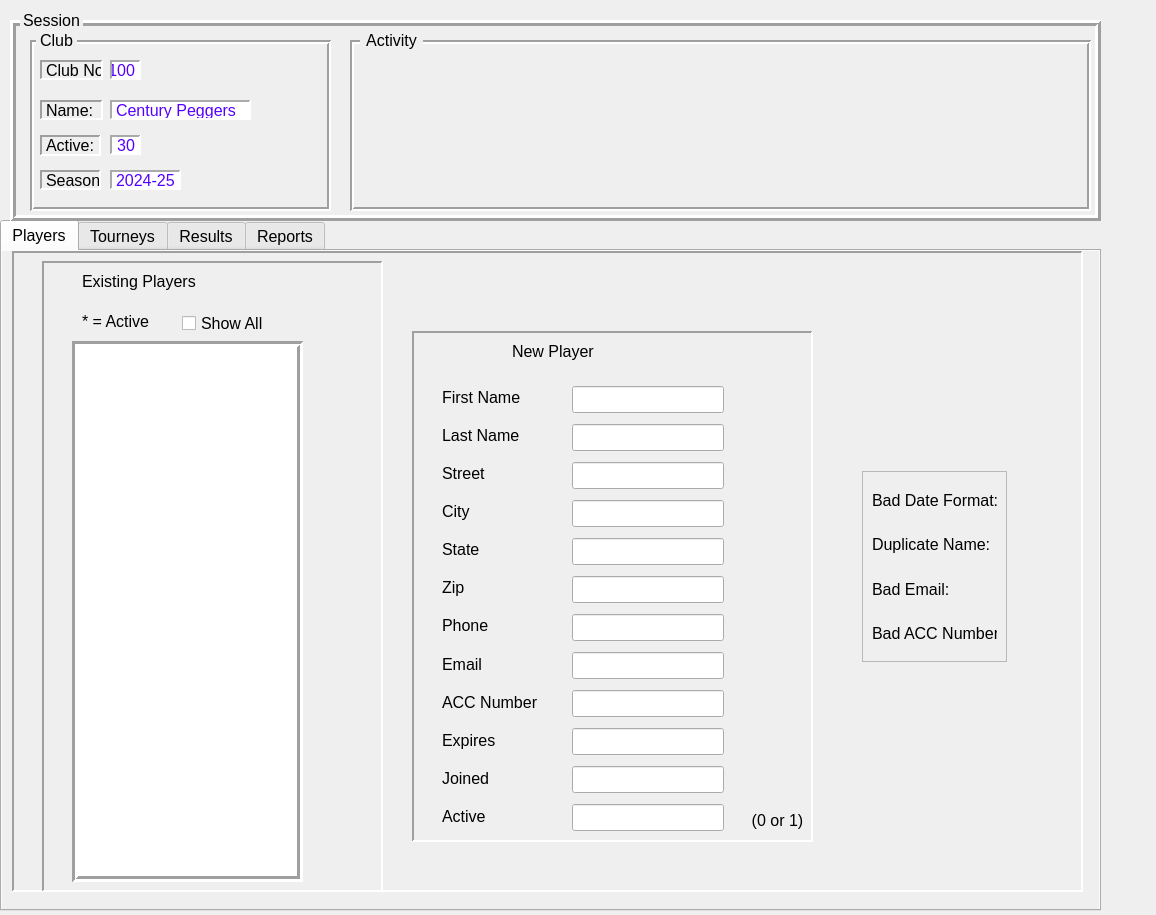
Before: the Qt Designer form UI/CribbageQt.ui in mwycombe/CribbageQt, drawn with Qt 5.
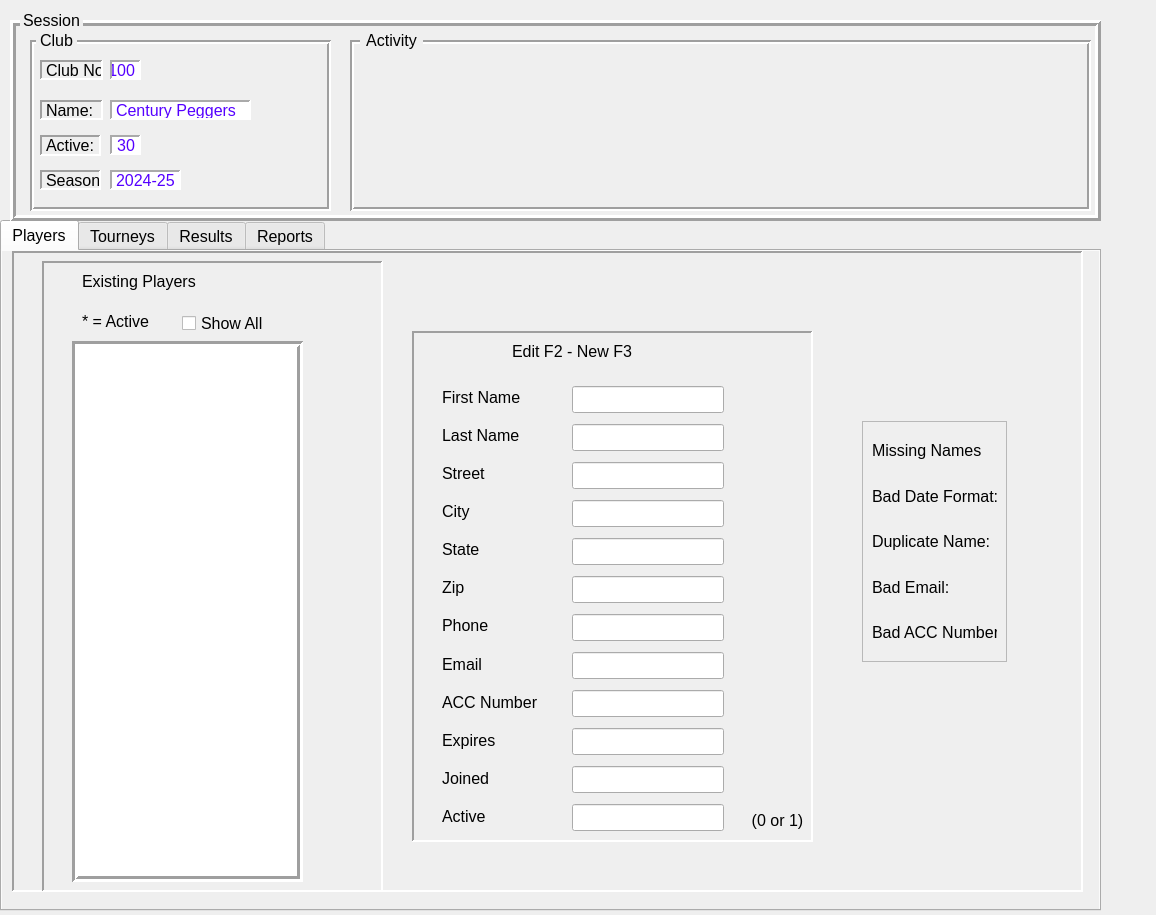
After: the same form once the commit is applied.

Diff of the .ui file:
```diff
--- a/UI/CribbageQt.ui
+++ b/UI/CribbageQt.ui
@@ -432,7 +432,7 @@
          </rect>
         </property>
         <property name="text">
-         <string>New Player</string>
+         <string>Edit F2 - New F3</string>
         </property>
        </widget>
        <widget class="QWidget" name="layoutWidget">
@@ -704,9 +704,9 @@
        <property name="geometry">
         <rect>
          <x>850</x>
-         <y>220</y>
+         <y>170</y>
          <width>145</width>
-         <height>191</height>
+         <height>241</height>
         </rect>
        </property>
        <property name="frameShape">
@@ -716,6 +716,13 @@
         <enum>QFrame::Shadow::Raised</enum>
        </property>
        <layout class="QVBoxLayout" name="verticalLayout_4">
+        <item>
+         <widget class="QLabel" name="lb_missingNames">
+          <property name="text">
+           <string>Missing Names</string>
+          </property>
+         </widget>
+        </item>
         <item>
          <widget class="QLabel" name="lb_badPlayerDateError">
           <property name="text">
```
Left out of the diff: 9 changed lines with no effect on the pictures.
